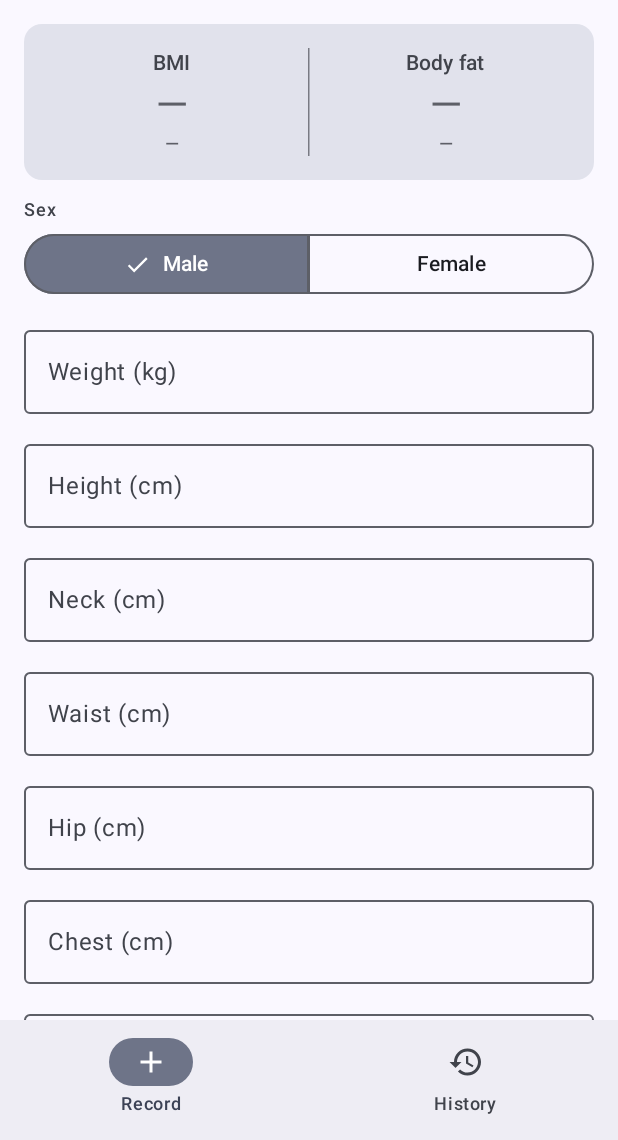
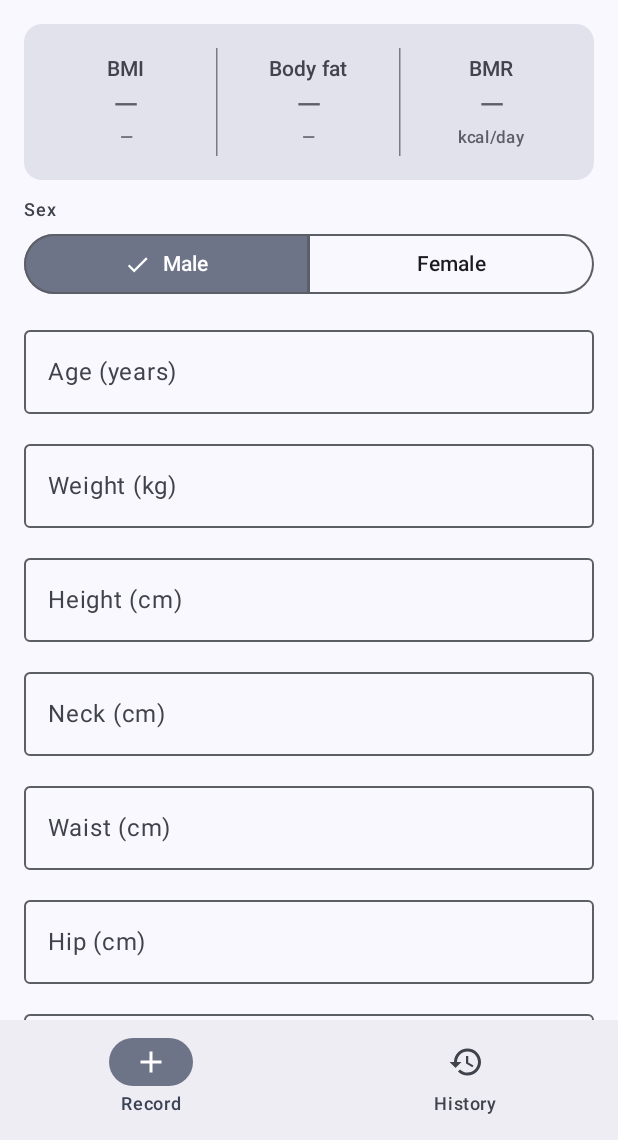
Before and after one commit to hakansilsupur/body_measure, an Android app built with Jetpack Compose: the screen it shows after launch (MainActivity), on a phone screen of 412 x 824 dp, the part 96-1236 px from its top. Run offline under Robolectric (Android 15) with nearby library versions, the phone set to English and light mode, and no system bars; our stand-ins replace Room's generated code.

Commit message:
Add BMR calculation (Mifflin-St Jeor)
Adds an Age input and computes BMR (kcal/day) from sex, age, weight,
and height. Live preview card now shows BMI, body-fat %, and BMR
in three columns. BMR is stored with each entry and surfaced in the
history row alongside BMI and body fat.

Schema bumped to v3 (destructive fallback, pre-release).

```diff
--- a/app/src/main/java/com/bodymeasure/app/data/Measurement.kt
+++ b/app/src/main/java/com/bodymeasure/app/data/Measurement.kt
@@ -8,6 +8,7 @@ data class Measurement(
     @PrimaryKey(autoGenerate = true) val id: Long = 0,
     val timestamp: Long = System.currentTimeMillis(),
     val sex: String = "Male",
+    val ageYears: Int? = null,
     val weightKg: Double,
     val heightCm: Double,
     val waistCm: Double? = null,
@@ -17,5 +18,6 @@ data class Measurement(
     val thighCm: Double? = null,
     val neckCm: Double? = null,
     val bmi: Double,
-    val bodyFatPct: Double? = null
+    val bodyFatPct: Double? = null,
+    val bmrKcal: Double? = null
 )
--- a/app/src/main/java/com/bodymeasure/app/data/MeasurementDatabase.kt
+++ b/app/src/main/java/com/bodymeasure/app/data/MeasurementDatabase.kt
@@ -5,7 +5,7 @@ import androidx.room.Database
 import androidx.room.Room
 import androidx.room.RoomDatabase
 
-@Database(entities = [Measurement::class], version = 2, exportSchema = false)
+@Database(entities = [Measurement::class], version = 3, exportSchema = false)
 abstract class MeasurementDatabase : RoomDatabase() {
 
     abstract fun measurementDao(): MeasurementDao
@@ -20,7 +20,7 @@ abstract class MeasurementDatabase : RoomDatabase() {
                     MeasurementDatabase::class.java,
                     "body_measure.db"
                 )
-                    // Pre-release: schema additions (sex, bodyFatPct) wipe the DB.
+                    // Pre-release: schema additions wipe the DB on version bump.
                     .fallbackToDestructiveMigration()
                     .build()
                     .also { instance = it }
--- a/app/src/main/java/com/bodymeasure/app/ui/AddMeasurementScreen.kt
+++ b/app/src/main/java/com/bodymeasure/app/ui/AddMeasurementScreen.kt
@@ -25,7 +25,6 @@ import androidx.compose.material3.VerticalDivider
 import androidx.compose.runtime.Composable
 import androidx.compose.runtime.getValue
 import androidx.compose.runtime.mutableStateOf
-import androidx.compose.runtime.remember
 import androidx.compose.runtime.saveable.rememberSaveable
 import androidx.compose.runtime.setValue
 import androidx.compose.ui.Alignment
@@ -37,6 +36,7 @@ import androidx.compose.ui.unit.dp
 import com.bodymeasure.app.R
 import com.bodymeasure.app.util.Bmi
 import com.bodymeasure.app.util.BmiCategory
+import com.bodymeasure.app.util.Bmr
 import com.bodymeasure.app.util.BodyFat
 import com.bodymeasure.app.util.BodyFatCategory
 import com.bodymeasure.app.util.Sex
@@ -45,6 +45,7 @@ import com.bodymeasure.app.util.Sex
 fun AddMeasurementScreen(
     onSave: (
         sex: Sex,
+        ageYears: Int?,
         weightKg: Double,
         heightCm: Double,
         waist: Double?,
@@ -58,6 +59,7 @@ fun AddMeasurementScreen(
     showMessage: (String) -> Unit
 ) {
     var sex by rememberSaveable { mutableStateOf(Sex.Male) }
+    var age by rememberSaveable { mutableStateOf("") }
     var weight by rememberSaveable { mutableStateOf("") }
     var height by rememberSaveable { mutableStateOf("") }
     var waist by rememberSaveable { mutableStateOf("") }
@@ -67,6 +69,7 @@ fun AddMeasurementScreen(
     var thigh by rememberSaveable { mutableStateOf("") }
     var neck by rememberSaveable { mutableStateOf("") }
 
+    val ageI = age.toIntOrNull()
     val weightD = weight.toDoubleOrNull()
     val heightD = height.toDoubleOrNull()
     val waistD = waist.toDoubleOrNull()
@@ -77,6 +80,8 @@ fun AddMeasurementScreen(
         Bmi.calculate(weightD, heightD) else null
     val livePreviewBodyFat = if (heightD != null && heightD > 0)
         BodyFat.calculate(sex, heightD, neckD, waistD, hipD) else null
+    val livePreviewBmr = if (weightD != null && heightD != null)
+        Bmr.calculate(sex, weightD, heightD, ageI) else null
 
     val savedLabel = stringResource(R.string.saved)
     val errInvalid = stringResource(R.string.error_invalid_number)
@@ -89,10 +94,16 @@ fun AddMeasurementScreen(
             .padding(16.dp),
         verticalArrangement = Arrangement.spacedBy(12.dp)
     ) {
-        PreviewCard(bmi = livePreviewBmi, sex = sex, bodyFat = livePreviewBodyFat)
+        PreviewCard(
+            bmi = livePreviewBmi,
+            sex = sex,
+            bodyFat = livePreviewBodyFat,
+            bmrKcal = livePreviewBmr
+        )
 
         SexSelector(sex = sex, onChange = { sex = it })
 
+        IntegerField(value = age, onChange = { age = it }, label = stringResource(R.string.age_years))
         NumberField(value = weight, onChange = { weight = it }, label = stringResource(R.string.weight_kg))
         NumberField(value = height, onChange = { height = it }, label = stringResource(R.string.height_cm))
         NumberField(value = neck, onChange = { neck = it }, label = stringResource(R.string.neck_cm))
@@ -109,6 +120,11 @@ fun AddMeasurementScreen(
             style = MaterialTheme.typography.bodySmall,
             color = MaterialTheme.colorScheme.onSurfaceVariant
         )
+        Text(
+            text = stringResource(R.string.bmr_hint),
+            style = MaterialTheme.typography.bodySmall,
+            color = MaterialTheme.colorScheme.onSurfaceVariant
+        )
 
         Row(
             modifier = Modifier.fillMaxWidth(),
@@ -116,7 +132,7 @@ fun AddMeasurementScreen(
         ) {
             OutlinedButton(
                 onClick = {
-                    weight = ""; height = ""; waist = ""; arm = ""
+                    age = ""; weight = ""; height = ""; waist = ""; arm = ""
                     chest = ""; hip = ""; thigh = ""; neck = ""
                 },
                 modifier = Modifier.weight(1f)
@@ -132,6 +148,7 @@ fun AddMeasurementScreen(
                     }
                     onSave(
                         sex,
+                        age.toIntOrNull(),
                         w, h,
                         waist.toDoubleOrNull(),
                         arm.toDoubleOrNull(),
@@ -145,6 +162,7 @@ fun AddMeasurementScreen(
                                 showMessage(savedLabel)
                                 weight = ""; height = ""; waist = ""; arm = ""
                                 chest = ""; hip = ""; thigh = ""; neck = ""
+                                // intentionally keep `age` populated for the next entry
                             }
                             is SaveResult.Error -> showMessage(result.message)
                             SaveResult.Idle -> Unit
@@ -204,7 +222,19 @@ private fun NumberField(value: String, onChange: (String) -> Unit, label: String
 }
 
 @Composable
-private fun PreviewCard(bmi: Double?, sex: Sex, bodyFat: Double?) {
+private fun IntegerField(value: String, onChange: (String) -> Unit, label: String) {
+    OutlinedTextField(
+        value = value,
+        onValueChange = { input -> onChange(input.filter { it.isDigit() }.take(3)) },
+        label = { Text(label) },
+        singleLine = true,
+        keyboardOptions = KeyboardOptions(keyboardType = KeyboardType.Number),
+        modifier = Modifier.fillMaxWidth()
+    )
+}
+
+@Composable
+private fun PreviewCard(bmi: Double?, sex: Sex, bodyFat: Double?, bmrKcal: Double?) {
     val bmiCat = bmi?.let { Bmi.categorize(it) }
     val (bmiLabel, bmiColor) = when (bmiCat) {
         BmiCategory.Underweight -> stringResource(R.string.bmi_underweight) to Color(0xFF42A5F5)
@@ -222,13 +252,15 @@ private fun PreviewCard(bmi: Double?, sex: Sex, bodyFat: Double?) {
         BodyFatCategory.Obese -> stringResource(R.string.bf_obese) to Color(0xFFE53935)
         null -> "—" to MaterialTheme.colorScheme.outline
     }
+    val bmrColor = if (bmrKcal != null) MaterialTheme.colorScheme.primary
+                   else MaterialTheme.colorScheme.outline
 
     Card(
         modifier = Modifier.fillMaxWidth(),
         colors = CardDefaults.cardColors(containerColor = MaterialTheme.colorScheme.surfaceVariant)
     ) {
         Row(
-            modifier = Modifier.fillMaxWidth().padding(16.dp),
+            modifier = Modifier.fillMaxWidth().padding(vertical = 16.dp, horizontal = 8.dp),
             verticalAlignment = Alignment.CenterVertically
         ) {
             MetricColumn(
@@ -238,16 +270,20 @@ private fun PreviewCard(bmi: Double?, sex: Sex, bodyFat: Double?) {
                 color = bmiColor,
                 modifier = Modifier.weight(1f)
             )
-            VerticalDivider(
-                modifier = Modifier
-                    .height(72.dp)
-                    .padding(horizontal = 8.dp)
-            )
+            VerticalDivider(modifier = Modifier.height(72.dp))
             MetricColumn(
                 title = stringResource(R.string.body_fat),
                 valueText = bodyFat?.let { "${BodyFat.format(it)}%" } ?: "—",
                 category = bfLabel,
                 color = bfColor,
+                modifier = Modifier.weight(1f)
+            )
+            VerticalDivider(modifier = Modifier.height(72.dp))
+            MetricColumn(
+                title = stringResource(R.string.bmr),
+                valueText = bmrKcal?.let(Bmr::format) ?: "—",
+                category = stringResource(R.string.bmr_unit),
+                color = bmrColor,
                 modifier = Modifier.weight(1f)
             )
         }
@@ -267,7 +303,7 @@ private fun MetricColumn(
         horizontalAlignment = Alignment.CenterHorizontally
     ) {
         Text(title, style = MaterialTheme.typography.labelLarge)
-        Text(valueText, style = MaterialTheme.typography.headlineMedium, color = color)
-        Text(category, style = MaterialTheme.typography.labelMedium, color = color)
+        Text(valueText, style = MaterialTheme.typography.titleLarge, color = color)
+        Text(category, style = MaterialTheme.typography.labelSmall, color = color)
     }
 }
--- a/app/src/main/res/values/strings.xml
+++ b/app/src/main/res/values/strings.xml
@@ -9,6 +9,7 @@
     <string name="sex_male">Male</string>
     <string name="sex_female">Female</string>
 
+    <string name="age_years">Age (years)</string>
     <string name="weight_kg">Weight (kg)</string>
     <string name="height_cm">Height (cm)</string>
     <string name="waist_cm">Waist (cm)</string>
@@ -38,6 +39,10 @@
     <string name="bf_hint_male">Body fat needs height, neck and waist</string>
     <string name="bf_hint_female">Body fat needs height, neck, waist and hip</string>
 
+    <string name="bmr">BMR</string>
+    <string name="bmr_unit">kcal/day</string>
+    <string name="bmr_hint">BMR needs age, weight and height</string>
+
     <string name="error_required_weight_height">Weight and height are required</string>
     <string name="error_invalid_number">Please enter valid positive numbers</string>
     <string name="empty_history">No measurements yet. Record your first one!</string>
```
Also changed, not shown: app/src/main/java/com/bodymeasure/app/ui/HistoryScreen.kt (+9 -0 lines), app/src/main/java/com/bodymeasure/app/ui/MeasurementViewModel.kt (+6 -1 lines), app/src/main/java/com/bodymeasure/app/util/Bmr.kt (added, +26 -0 lines), 1 other file.
